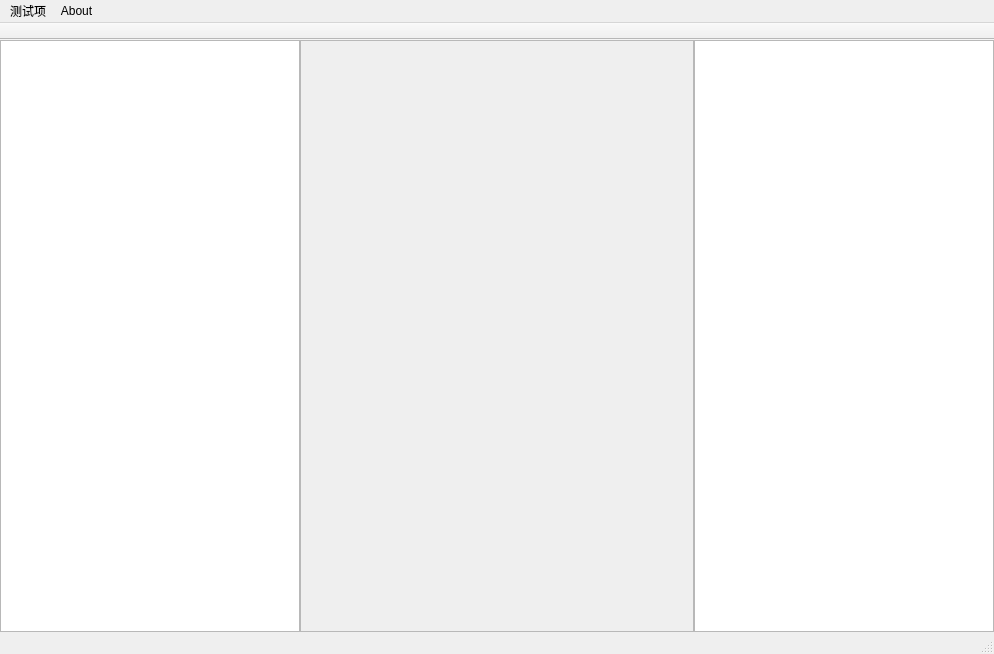
Old version of the form mainwindow.ui in the repository ideallx/Hexagon.
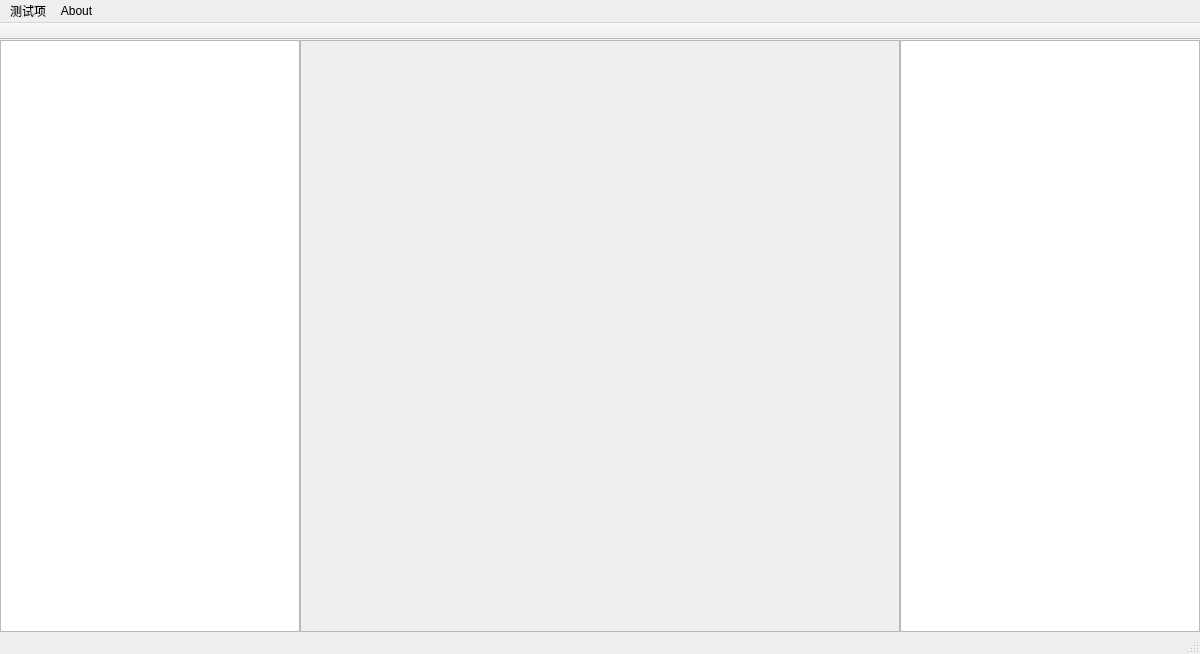
New version of the form.

What changed in the file:
```diff
--- a/mainwindow.ui
+++ b/mainwindow.ui
@@ -6,10 +6,16 @@
    <rect>
     <x>0</x>
     <y>0</y>
-    <width>994</width>
+    <width>1200</width>
     <height>654</height>
    </rect>
   </property>
+  <property name="minimumSize">
+   <size>
+    <width>1200</width>
+    <height>600</height>
+   </size>
+  </property>
   <property name="windowTitle">
    <string>MainWindow</string>
   </property>
@@ -71,7 +77,7 @@
         <rect>
          <x>0</x>
          <y>0</y>
-         <width>392</width>
+         <width>598</width>
          <height>599</height>
         </rect>
        </property>
@@ -107,7 +113,7 @@
     <rect>
      <x>0</x>
      <y>0</y>
-     <width>994</width>
+     <width>1200</width>
      <height>21</height>
     </rect>
    </property>
```
